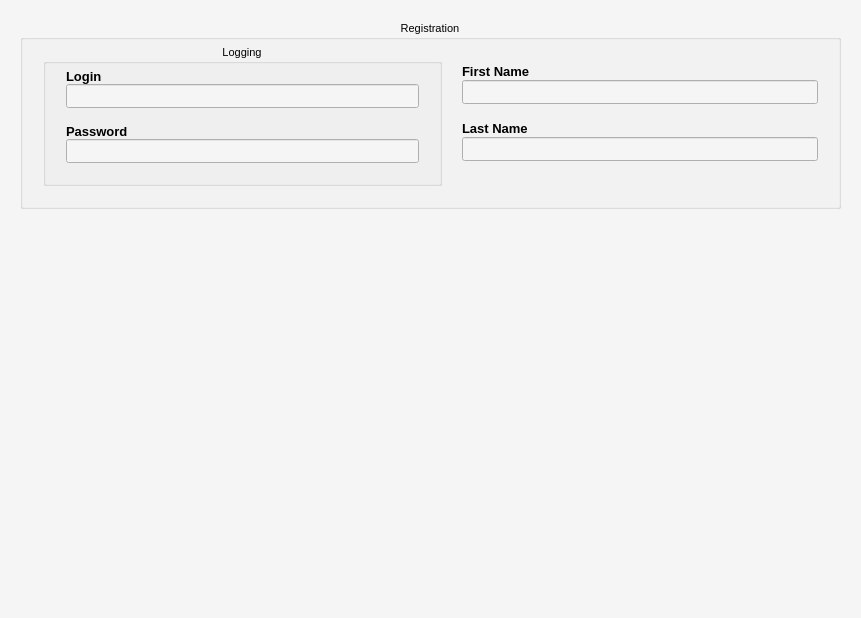
Qt form CLIENT/RHE_Client/registration_widget.ui (qvinn/RHE) before a commit.
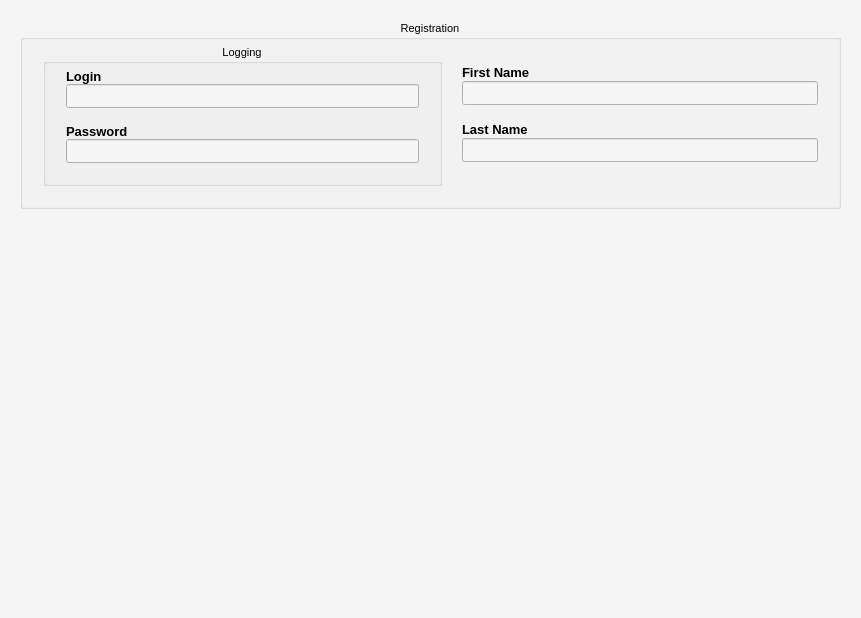
The same form after that commit.

```diff
--- a/CLIENT/RHE_Client/registration_widget.ui
+++ b/CLIENT/RHE_Client/registration_widget.ui
@@ -657,7 +657,7 @@
           <number>0</number>
          </property>
          <property name="topMargin">
-          <number>18</number>
+          <number>19</number>
          </property>
          <property name="rightMargin">
           <number>0</number>
```
